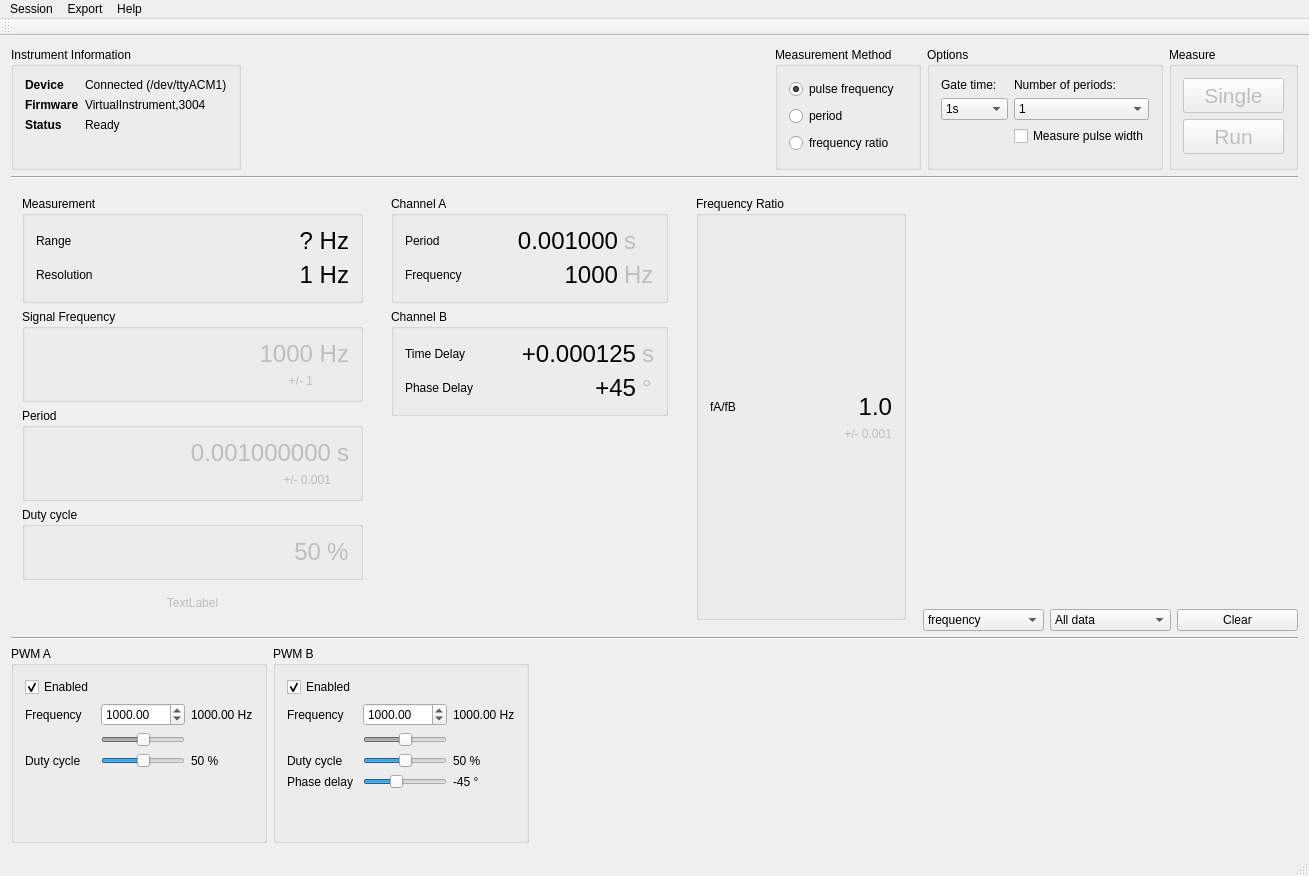
Before: the Qt Designer form gui/mainwindow.ui in mcejp/virtual-counter, drawn with Qt 5.
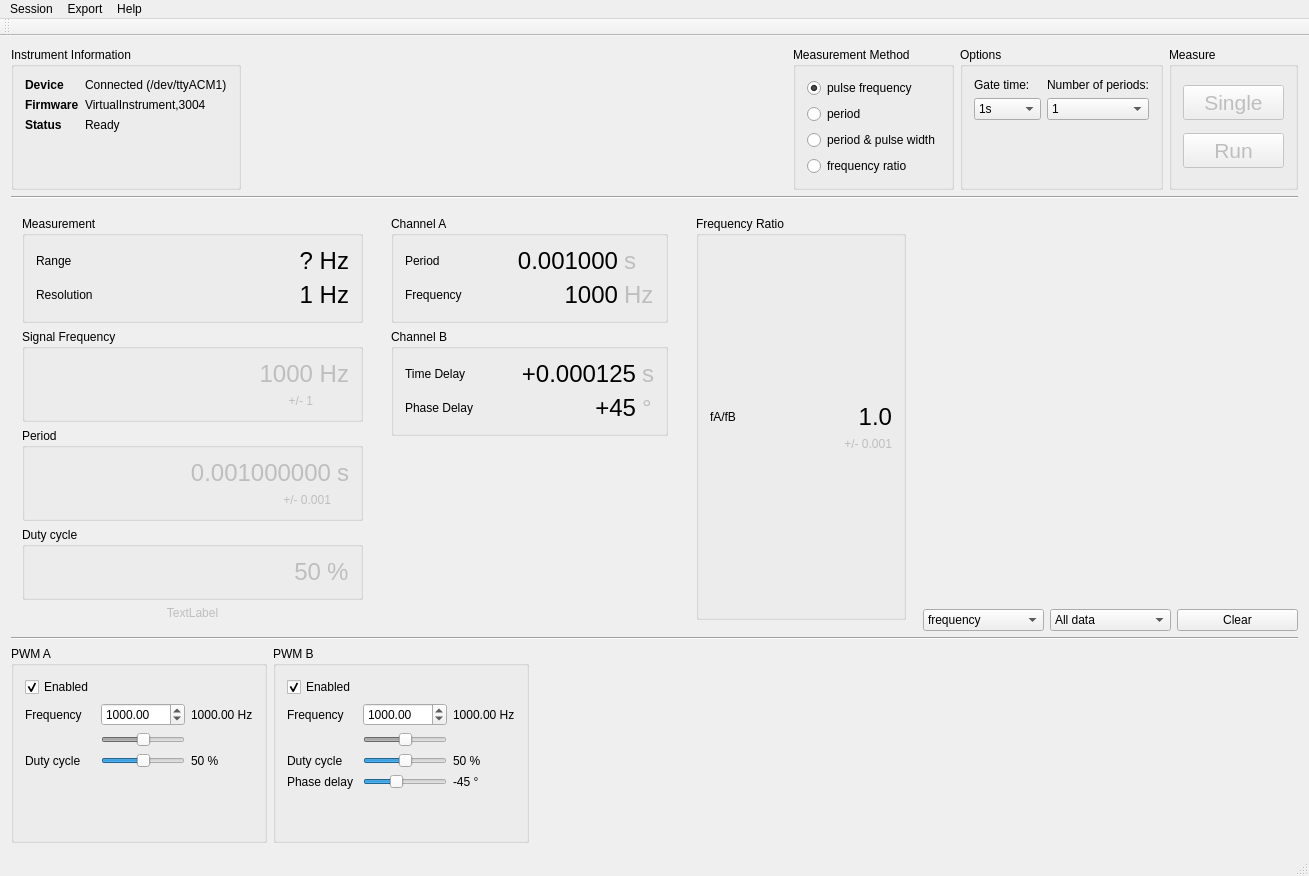
After: the same form once the commit is applied. Icons and pictures are not drawn. Custom widgets are drawn as their Qt base class.

Commit message: GUI: split period & PWM measurement modes due to fundamental differences

Diff of the .ui file:
```diff
--- a/gui/mainwindow.ui
+++ b/gui/mainwindow.ui
@@ -128,6 +128,13 @@
              </property>
             </widget>
            </item>
+           <item>
+            <widget class="QRadioButton" name="measurementMethodPwm">
+             <property name="text">
+              <string>period &amp;&amp; pulse width</string>
+             </property>
+            </widget>
+           </item>
            <item>
             <widget class="QRadioButton" name="measurementMethodFreqRatio">
              <property name="text">
@@ -210,13 +217,6 @@
              </item>
             </widget>
            </item>
-           <item>
-            <widget class="QCheckBox" name="measurementPulseWidthEnable">
-             <property name="text">
-              <string>Measure pulse width</string>
-             </property>
-            </widget>
-           </item>
            <item>
             <spacer name="verticalSpacer_2">
              <property name="orientation">
```
The commit also changes 3 other files.
